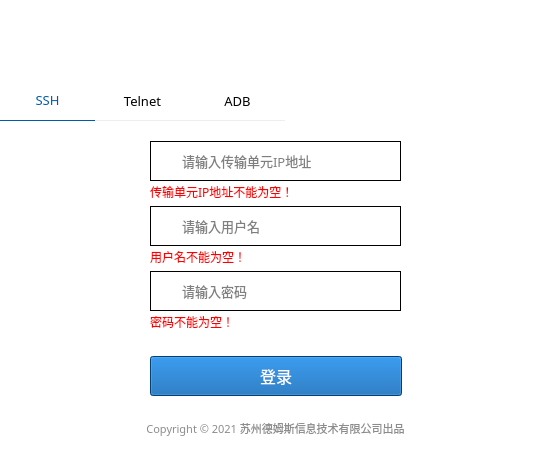
First picture: the form in ui/transUnit_login.ui, repository Yugle/service_deploy_tool, before the edit.
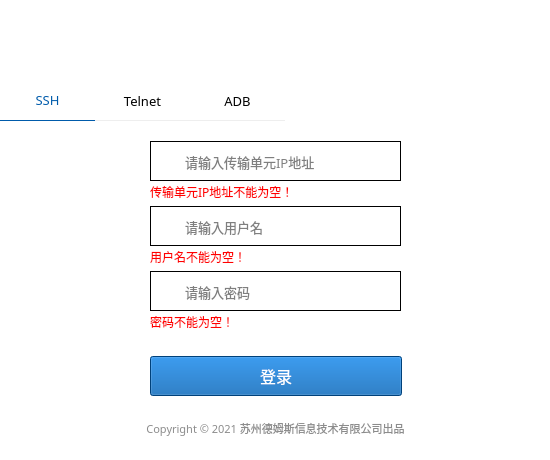
Second picture: the form after the edit. The open tabs and pages were chosen to show the change. Icons and pictures are not drawn.

What changed in the file:
```diff
--- a/ui/transUnit_login.ui
+++ b/ui/transUnit_login.ui
@@ -117,9 +117,9 @@
      <widget class="QLineEdit" name="ssh_host">
       <property name="geometry">
        <rect>
-        <x>180</x>
+        <x>150</x>
         <y>20</y>
-        <width>221</width>
+        <width>251</width>
         <height>40</height>
        </rect>
       </property>
@@ -131,7 +131,7 @@
       </property>
       <property name="styleSheet">
        <string notr="true">border:1px solid black;
-border-left:0px solid white;</string>
+padding:32px;</string>
       </property>
       <property name="text">
        <string/>
@@ -143,9 +143,9 @@
      <widget class="QLineEdit" name="ssh_username">
       <property name="geometry">
        <rect>
-        <x>180</x>
+        <x>150</x>
         <y>85</y>
-        <width>221</width>
+        <width>251</width>
         <height>40</height>
        </rect>
       </property>
@@ -157,7 +157,7 @@
       </property>
       <property name="styleSheet">
        <string notr="true">border:1px solid black;
-border-left:0px solid white;</string>
+padding:32px;</string>
       </property>
       <property name="placeholderText">
        <string>请输入用户名</string>
@@ -217,7 +217,7 @@
      <widget class="QLabel" name="label_7">
       <property name="geometry">
        <rect>
-        <x>160</x>
+        <x>162</x>
         <y>30</y>
         <width>14</width>
         <height>18</height>
@@ -265,9 +265,9 @@
      <widget class="QLineEdit" name="ssh_password">
       <property name="geometry">
        <rect>
-        <x>180</x>
+        <x>150</x>
         <y>150</y>
-        <width>221</width>
+        <width>251</width>
         <height>40</height>
        </rect>
       </property>
@@ -279,7 +279,7 @@
       </property>
       <property name="styleSheet">
        <string notr="true">border:1px solid black;
-border-left:0px solid white;</string>
+padding:32px;</string>
       </property>
       <property name="text">
        <string/>
```
Left out of the diff: 122 changed lines with no effect on the pictures.
